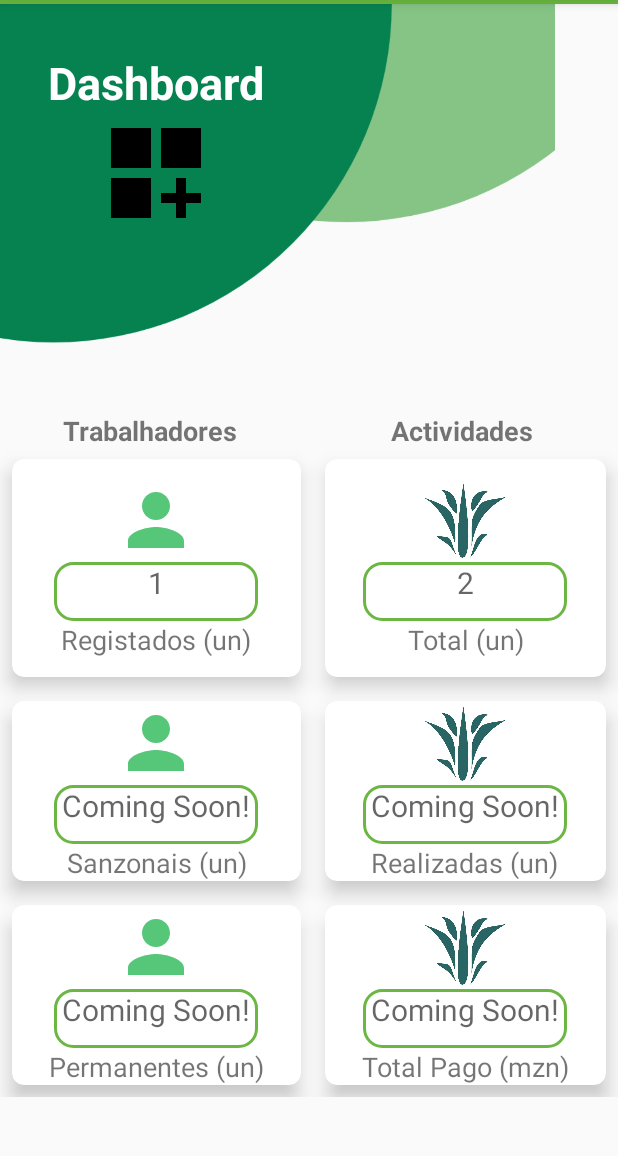
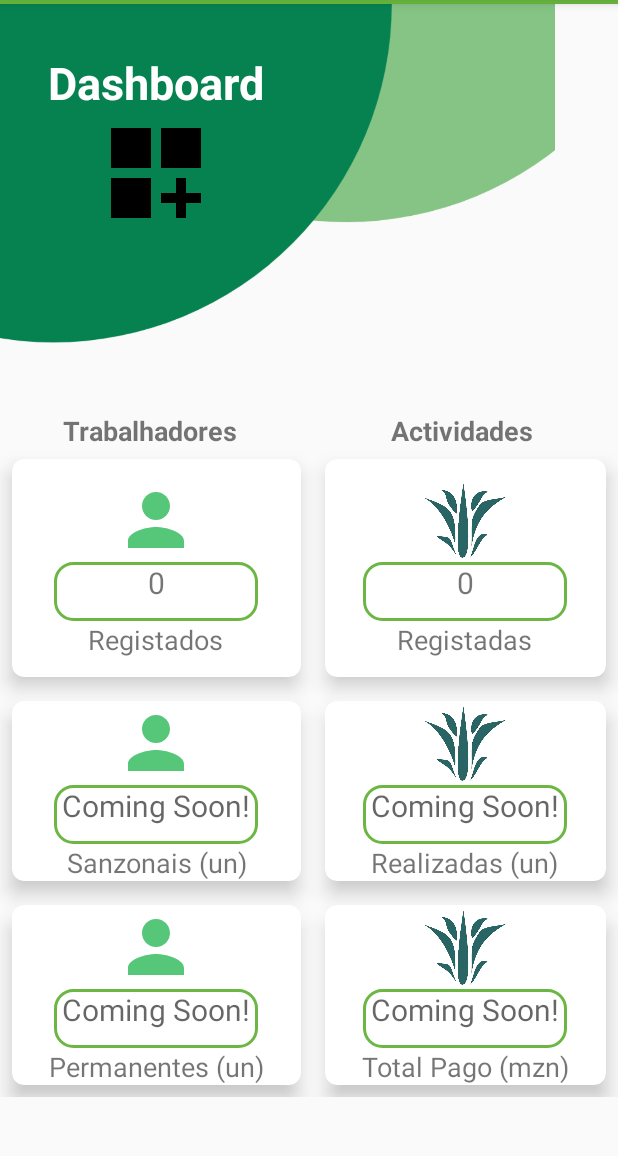
Before and after one commit to AbdalaP/dataupload-with-photo, an Android app: the DashboardFragment screen opened directly, with no data from a screen before it, on a phone screen of 412 x 824 dp, the part 80-1236 px from its top. Run offline under Robolectric (Android 15) with nearby library versions, the light colour scheme and no system bars.

Commit message:
dashboard I

```diff
--- a/app/src/main/java/com/example/sch_agro/ui/activity/MainActivity.java
+++ b/app/src/main/java/com/example/sch_agro/ui/activity/MainActivity.java
@@ -101,7 +101,6 @@ public class MainActivity extends AppCompatActivity implements NavigationView.On
         handler.post(syncRunnable);
     }
 
-
     @Override
     public boolean onNavigationItemSelected(@NonNull MenuItem item) {
 
--- a/app/src/main/java/com/example/sch_agro/ui/fragment/DashboardFragment.java
+++ b/app/src/main/java/com/example/sch_agro/ui/fragment/DashboardFragment.java
@@ -4,20 +4,45 @@ import android.os.Bundle;
 import android.view.LayoutInflater;
 import android.view.View;
 import android.view.ViewGroup;
+import android.widget.TextView;
 
+import androidx.annotation.NonNull;
+import androidx.annotation.Nullable;
 import androidx.fragment.app.Fragment;
 
 import com.example.sch_agro.R;
+import com.example.sch_agro.util.DatabaseHelper;
 
 public class DashboardFragment extends Fragment {
+
+    private TextView trabalhadoresText;
+    private TextView atividadesText;
+    private DatabaseHelper dbHelper;
 
     @Override
     public View onCreateView(LayoutInflater inflater, ViewGroup container,
                              Bundle savedInstanceState) {
-        // Inflate the layout for this fragment
+        // Inflate o layout do fragmento
         return inflater.inflate(R.layout.fragment_dashboard, container, false);
     }
 
+    @Override
+    public void onViewCreated(@NonNull View view, @Nullable Bundle savedInstanceState) {
+        super.onViewCreated(view, savedInstanceState);
 
+        // Inicializando as views
+        trabalhadoresText = view.findViewById(R.id.trabalhadores_count);
+        atividadesText = view.findViewById(R.id.atividades_count);
+        dbHelper = new DatabaseHelper(requireContext());
 
+        // Atualiza os contadores quando a view for criada
+        atualizarContadores();
+    }
+
+    public void atualizarContadores() {
+        int totalTrabalhadores = dbHelper.getCount("trabalhadores");
+        int totalAtividades = dbHelper.getCount("activity");
+        trabalhadoresText.setText(String.valueOf(totalTrabalhadores));
+        atividadesText.setText(String.valueOf(totalAtividades));
+    }
 }
--- a/app/src/main/java/com/example/sch_agro/util/DatabaseHelper.java
+++ b/app/src/main/java/com/example/sch_agro/util/DatabaseHelper.java
@@ -259,11 +259,15 @@ public List<String> getAllLabels(){
             return false;
         }
     }
-
-
-
-
-
-
-
+    public int getCount(String tableName) {
+        SQLiteDatabase db = this.getReadableDatabase();
+        Cursor cursor = db.rawQuery("SELECT COUNT(*) FROM " + tableName, null);
+        int count = 0;
+        if (cursor.moveToFirst()) {
+            count = cursor.getInt(0);
+        }
+        cursor.close();
+        db.close();
+        return count;
+    }
 }
--- a/app/src/main/res/layout/fragment_dashboard.xml
+++ b/app/src/main/res/layout/fragment_dashboard.xml
@@ -84,10 +84,11 @@
                                             android:src="@drawable/baseline_person_24" />
 
                                         <TextView
+                                            android:id="@+id/trabalhadores_count"
                                             android:layout_width="136dp"
                                             android:layout_height="39dp"
                                             android:background="@drawable/lavender_border"
-                                            android:hint="1"
+                                            android:hint=""
                                             android:textAlignment="center"
                                             android:textSize="20dp"
 
@@ -96,7 +97,7 @@
                                         <TextView
                                             android:layout_width="wrap_content"
                                             android:layout_height="wrap_content"
-                                            android:text="Registados (un)"
+                                            android:text="Registados"
                                             android:textAlignment="center"
                                             android:textSize="18dp" />
                                 </LinearLayout>
@@ -131,17 +132,18 @@
                                             android:src="@drawable/sisal_icon" />
 
                                         <TextView
+                                            android:id="@+id/atividades_count"
                                             android:layout_width="136dp"
                                             android:layout_height="39dp"
                                             android:background="@drawable/lavender_border"
-                                            android:hint="2"
+                                            android:hint=""
                                             android:textAlignment="center"
                                             android:textSize="20dp" />
 
                                         <TextView
                                             android:layout_width="wrap_content"
                                             android:layout_height="wrap_content"
-                                            android:text="Total (un)"
+                                            android:text="Registadas"
                                             android:textAlignment="center"
                                             android:textSize="18dp" />
                                 </LinearLayout>
```
